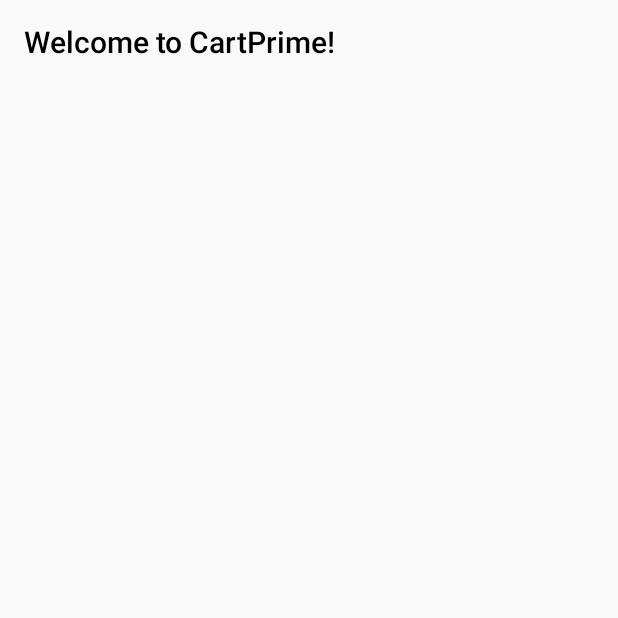
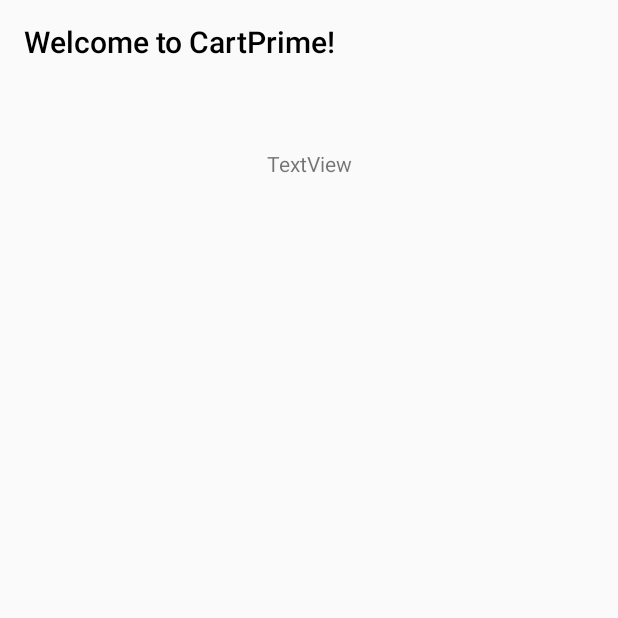
Before and after one commit to chrisnathan20/cartprime-android-app, an Android app: the Cart_Order_Activity screen opened directly, with no data from a screen before it, on a phone screen of 412 x 824 dp, the top half of it. Run offline under Robolectric (Android 15) with nearby library versions, the phone set to English and light mode, and no system bars; 1 statement that could not run was skipped.

Commit message:
Used an intent to share items from Customer_Store_View to Cart_Order_Activity to create the cart for an order

```diff
--- a/android studio code/app/src/main/java/com/example/cscb07projectcode/Activities/Cart_Order_Activity.java
+++ b/android studio code/app/src/main/java/com/example/cscb07projectcode/Activities/Cart_Order_Activity.java
@@ -6,18 +6,37 @@
 import android.content.Intent;
 import android.os.Bundle;
 import android.util.Log;
+import android.widget.TextView;
+
 import com.example.cscb07projectcode.Item;
+
+import org.w3c.dom.Text;
+
 import java.util.ArrayList;
 
 public class Cart_Order_Activity extends AppCompatActivity {
 
+
     @Override
     protected void onCreate(Bundle savedInstanceState) {
+
         super.onCreate(savedInstanceState);
         setContentView(R.layout.activity_cart_order);
+        Intent intent = getIntent();
+        String[] x = getIntent().getStringArrayExtra("VALUESSSSS"); // RETRIVE AN ARRAY OF ITEMS AS STRINGS AND WE GOTTA MODIFY THAT INTO AN ARRAY LIST FOR RECYLER VIEW
+        // ADAPTER
+        // PROBABLY ADD A FUNCTION FOR It
 
-        Intent intent = getIntent();
-        String name = intent.getStringExtra("first");
-        Log.i("Taggg",name );
+        TextView  t= (TextView)findViewById(R.id.textView26);
+      t.setText(x[2].toString());
+
+        //ArrayList<Item> myList = getIntent().getParcelableExtra("Contact_list");
+        //t.setText(myList.get(0).getName());
+
+
+
+       // Intent intent = getIntent();
+       // String name = intent.getStringExtra("first");
+      // Log.i("Taggg",myList.get(0).getName());
     }
 }
--- a/android studio code/app/src/main/java/com/example/cscb07projectcode/Activities/StoreOwnerMainActivity.java
+++ b/android studio code/app/src/main/java/com/example/cscb07projectcode/Activities/StoreOwnerMainActivity.java
@@ -157,6 +157,7 @@
         // assign the intent to open add a product form
         Intent intent = new Intent(this, AddProductActivity.class);
 
+
         // go into the next activity and pass the username
 //        intent.putExtra(username_key, username);
 
--- a/android studio code/app/src/main/res/layout/activity_cart_order.xml
+++ b/android studio code/app/src/main/res/layout/activity_cart_order.xml
@@ -6,4 +6,22 @@
     android:layout_height="match_parent"
     tools:context=".Activities.Cart_Order_Activity">
 
+    <androidx.recyclerview.widget.RecyclerView
+        android:id="@+id/cart_r_view"
+        android:layout_width="281dp"
+        android:layout_height="320dp"
+        android:layout_marginTop="192dp"
+        android:layout_marginEnd="96dp"
+        app:layout_constraintEnd_toEndOf="parent"
+        app:layout_constraintTop_toTopOf="parent" />
+
+    <TextView
+        android:id="@+id/textView26"
+        android:layout_width="wrap_content"
+        android:layout_height="wrap_content"
+        android:layout_marginTop="43dp"
+        android:text="TextView"
+        app:layout_constraintEnd_toEndOf="parent"
+        app:layout_constraintStart_toStartOf="parent"
+        app:layout_constraintTop_toTopOf="parent" />
 </androidx.constraintlayout.widget.ConstraintLayout>
```
Also changed, not shown: android studio code/app/src/main/java/com/example/cscb07projectcode/Activities/Customer_Store_View.java (+53 -36 lines), android studio code/app/src/main/java/com/example/cscb07projectcode/Item.java (+43 -8 lines), android studio code/app/src/main/res/layout/activity_customer_store_view.xml (+11 -0 lines), android studio code/app/src/main/res/layout/cart_products_recyler.xml (added, +29 -0 lines).
